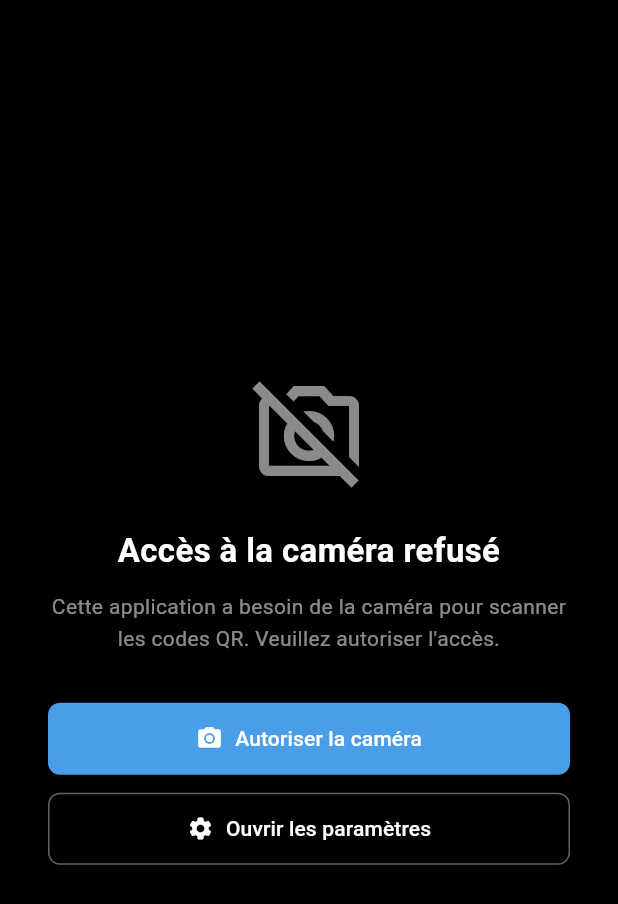
After one commit to mamamia667/Resto-Badge, a Flutter app: the NoPermissionScreen screen opened by its route, after a tap on "Autoriser la caméra", on a phone screen of 412 x 824 dp. The commit adds this screen. Shown: the top 904 px of the screen. Run offline on Flutter 3.47's test engine with Material 3 defaults, Android fonts, the phone set to English and light mode, and no system bars; our stand-ins replace go_router, permission_handler; missing offline and left inert: mobile_scanner; network calls fail.

Commit message:
scanner reconstruit

```diff
--- a/lib/router/appRouter.dart
+++ b/lib/router/appRouter.dart
@@ -1,5 +1,6 @@
 import 'package:go_router/go_router.dart';
-import 'package:restobadge/services/scannerscreen.dart';
+import 'package:restobadge/services/Scanner/NoPermissionScreen.dart';
+import 'package:restobadge/services/Scanner/scannerscreen.dart';
 //import 'package:restobadge/views/dashboard.dart';
 //import 'package:restobadge/services/AuthService.dart';
 import 'package:restobadge/views/facturation.dart';
@@ -34,6 +35,10 @@ class Approuter {
           path: "/scanner",
           builder: (context, state) => const ScannerScreen(),
         ),
+        GoRoute(
+          path: "/PermissionDenied",
+          builder: (context, state) => const NoPermissionScreen(),
+        ),
       ],
 
     );
--- /dev/null
+++ b/lib/services/Scanner/NoPermissionScreen.dart
@@ -0,0 +1,104 @@
+import 'package:flutter/material.dart';
+import 'package:permission_handler/permission_handler.dart';
+
+class NoPermissionScreen extends StatelessWidget {
+  const NoPermissionScreen({super.key});
+
+  @override
+  Widget build(BuildContext context) {
+    return Scaffold(
+      backgroundColor: Colors.black,
+      body: Center(
+        child: Padding(
+          padding: const EdgeInsets.symmetric(horizontal: 32),
+          child: Column(
+            mainAxisSize: MainAxisSize.min,
+            children: [
+              // ── Icône ───────────────────────────────────────────
+              const Icon(
+                Icons.no_photography_outlined,
+                color: Colors.white54,
+                size: 80,
+              ),
+              const SizedBox(height: 24),
+
+              // ── Titre ────────────────────────────────────────────
+              const Text(
+                "Accès à la caméra refusé",
+                textAlign: TextAlign.center,
+                style: TextStyle(
+                  color: Colors.white,
+                  fontSize: 22,
+                  fontWeight: FontWeight.bold,
+                ),
+              ),
+              const SizedBox(height: 12),
+
+              // ── Description ──────────────────────────────────────
+              const Text(
+                "Cette application a besoin de la caméra pour scanner "
+                "les codes QR. Veuillez autoriser l'accès.",
+                textAlign: TextAlign.center,
+                style: TextStyle(
+                  color: Colors.white54,
+                  fontSize: 14,
+                  height: 1.5,
+                ),
+              ),
+              const SizedBox(height: 32),
+
+              // ── Bouton principal ──────────────────────────────────
+              SizedBox(
+                width: double.infinity,
+                child: ElevatedButton.icon(
+                  icon: const Icon(Icons.camera_alt),
+                  label: const Text("Autoriser la caméra"),
+                  style: ElevatedButton.styleFrom(
+                    backgroundColor: const Color(0xFF4A9EE8),
+                    foregroundColor: Colors.white,
+                    padding: const EdgeInsets.symmetric(vertical: 14),
+                    shape: RoundedRectangleBorder(
+                      borderRadius: BorderRadius.circular(8),
+                    ),
+                  ),
+                  onPressed: () async {
+                    final status = await Permission.camera.request();
+
+                    if (status.isGranted) {
+                      //  Accordée → ValueListenableBuilder bascule automatiquement
+                    } else if (status.isPermanentlyDenied) {
+                      // Permanente → paramètres système
+                      await openAppSettings();
+                    }
+                    // isDenied → reste sur NoPermissionScreen
+                  },
+                ),
+              ),
+              const SizedBox(height: 12),
+
+              // ── Bouton paramètres (secours) ───────────────────────
+              SizedBox(
+                width: double.infinity,
+                child: OutlinedButton.icon(
+                  icon: const Icon(Icons.settings),
+                  label: const Text("Ouvrir les paramètres"),
+                  style: OutlinedButton.styleFrom(
+                    foregroundColor: Colors.white,
+                    side: const BorderSide(color: Colors.white38),
+                    padding: const EdgeInsets.symmetric(vertical: 14),
+                    shape: RoundedRectangleBorder(
+                      borderRadius: BorderRadius.circular(8),
+                    ),
+                  ),
+                  onPressed: () async {
+                    await openAppSettings();
+                  },
+                ),
+              ),
+            ],
+          ),
+        ),
+      ),
+    );
+  }
+}
--- a/lib/services/scannerscreen.dart
+++ b/lib/services/Scanner/scannerscreen.dart
@@ -2,6 +2,7 @@ import 'dart:async';
 import 'package:flutter/material.dart';
 import 'package:mobile_scanner/mobile_scanner.dart';
 import 'package:go_router/go_router.dart';
+import 'package:restobadge/services/Scanner/NoPermissionScreen.dart';
 
 class ScannerScreen extends StatefulWidget {
   const ScannerScreen({super.key});
@@ -118,7 +119,8 @@ class _ScannerScreenState extends State<ScannerScreen>
   Widget build(BuildContext context) {
     return Scaffold(
       appBar: AppBar(
-        backgroundColor: Colors.black,
+        backgroundColor: Colors.transparent,
+        elevation: 0,
         leading: IconButton(
           color: Colors.white,
           icon : Icon(Icons.cancel),
@@ -139,28 +141,34 @@ class _ScannerScreenState extends State<ScannerScreen>
 
         ],
       ),
-      body: Stack(
+      body: ValueListenableBuilder(
+  valueListenable: _controller,
+  builder: (context, value, child) {
+    //  Si permission NON accordée → affiche NoPermissionPage
+    if (!value.hasCameraPermission) {
+      context.go("/PermissionDenied");
+    }
 
+    //  Permission accordée → affiche le scanner normalement
+    return Stack(
       children: [
-
         MobileScanner(
           controller: _controller,
         ),
-
-
+        Container(
+          color: Colors.black.withValues(alpha :0.2),
+        ),
         Align(
           alignment: Alignment.center,
           child: Container(
             width: 260,
             height: 260,
             decoration: BoxDecoration(
-                border: Border.all(color: Colors.black, width: 3),
+              border: Border.all(color: Colors.white, width: 3),
               borderRadius: BorderRadius.circular(12),
             ),
           ),
         ),
-
-          // Hint text
         const Align(
           alignment: Alignment.bottomCenter,
           child: Padding(
@@ -172,6 +180,8 @@ class _ScannerScreenState extends State<ScannerScreen>
           ),
         ),
       ],
+    );
+  },
 ),
     );
   }
--- a/lib/views/facturation.dart
+++ b/lib/views/facturation.dart
@@ -18,7 +18,7 @@ class FacturationState extends State<Facturation> {
   bool isAvatarActive = false;
 
   // ExpansionTile
-  bool isExpanded = false;
+  bool isExpanded = true;
 //Controller du textField
 final TextEditingController pinController = TextEditingController();
 //image
--- a/pubspec.yaml
+++ b/pubspec.yaml
@@ -37,7 +37,7 @@ dependencies:
   flutter_svg: ^2.2.4
   mobile_scanner: ^7.2.0
   go_router: ^17.1.0
-
+  permission_handler: ^12.0.1
 dev_dependencies:
   flutter_test:
     sdk: flutter
```
Also changed, not shown: pubspec.lock, 4 other files. Lines whose indentation alone changed are shown as unchanged.
